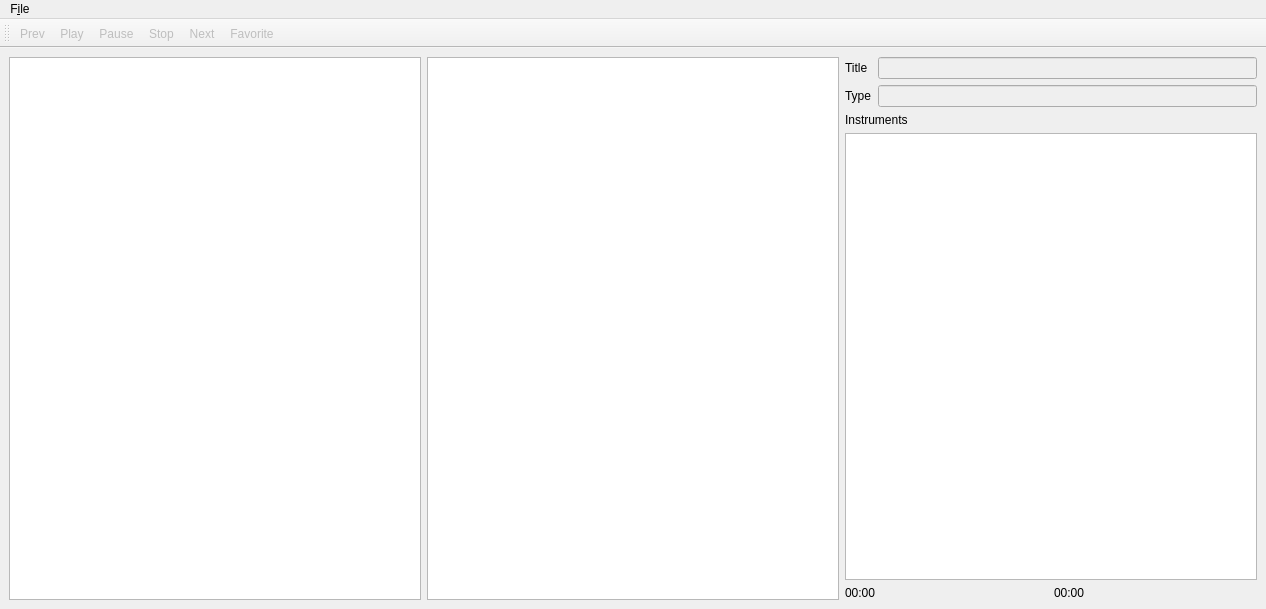
hrw/modland-player, file desktop.ui: the form before one commit.
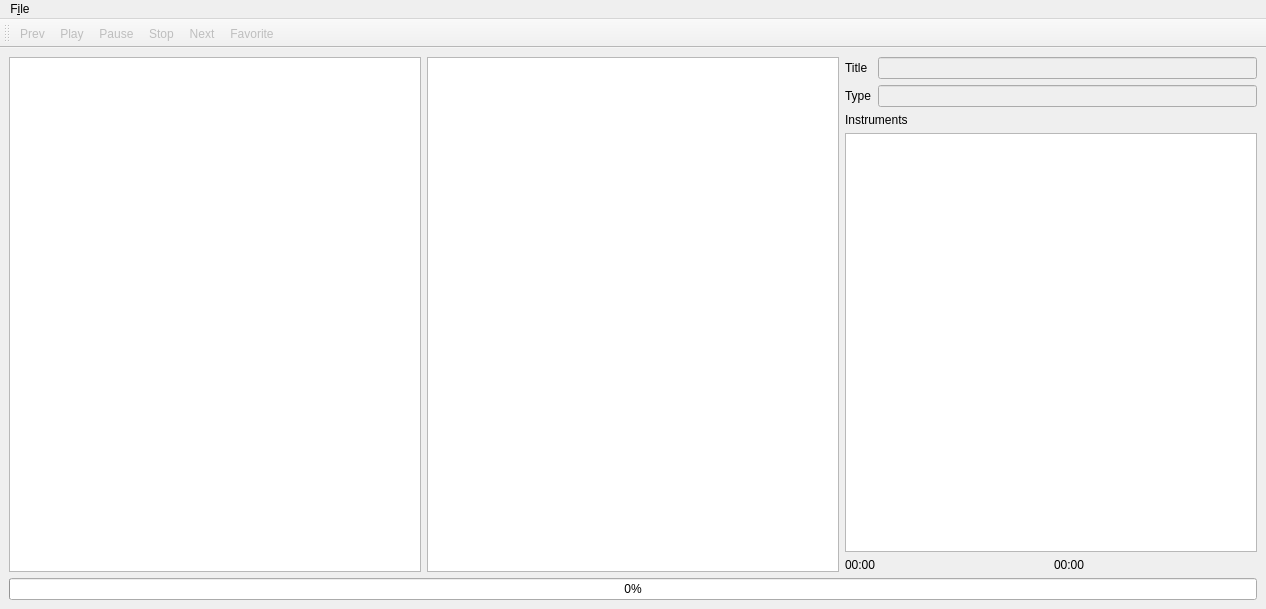
The form after the commit.

Commit message: replaced ProgressBarDialog with ProgressBar at bottom of window

The edit to the form file:
```diff
--- a/desktop.ui
+++ b/desktop.ui
@@ -15,6 +15,16 @@
   </property>
   <widget class="QWidget" name="centralwidget">
    <layout class="QGridLayout" name="gridLayout_2">
+    <item row="1" column="0">
+     <widget class="QProgressBar" name="progressBar">
+      <property name="autoFillBackground">
+       <bool>false</bool>
+      </property>
+      <property name="value">
+       <number>0</number>
+      </property>
+     </widget>
+    </item>
     <item row="0" column="0">
      <layout class="QHBoxLayout" name="horizontalLayout">
       <item>
```
The commit also changes 2 other files.
